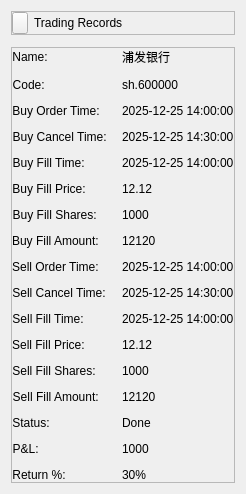
Daydreamer-AI/KLineReview, file src/gui/qt_widgets/MComponents/review/DemoTradingRecordWidget.ui: the form before one commit.
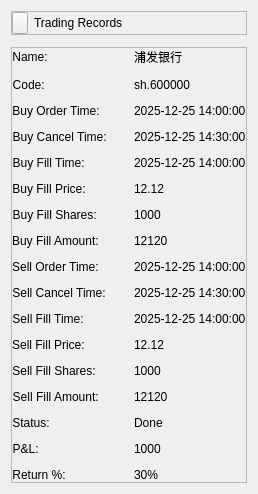
The form after the commit. Custom widgets are drawn as their Qt base class.

```diff
--- a/src/gui/qt_widgets/MComponents/review/DemoTradingRecordWidget.ui
+++ b/src/gui/qt_widgets/MComponents/review/DemoTradingRecordWidget.ui
@@ -6,7 +6,7 @@
    <rect>
     <x>0</x>
     <y>0</y>
-    <width>230</width>
+    <width>254</width>
     <height>452</height>
    </rect>
   </property>
@@ -89,7 +89,7 @@
      </property>
      <layout class="QFormLayout" name="formLayout">
       <property name="horizontalSpacing">
-       <number>12</number>
+       <number>24</number>
       </property>
       <property name="verticalSpacing">
        <number>12</number>
```
